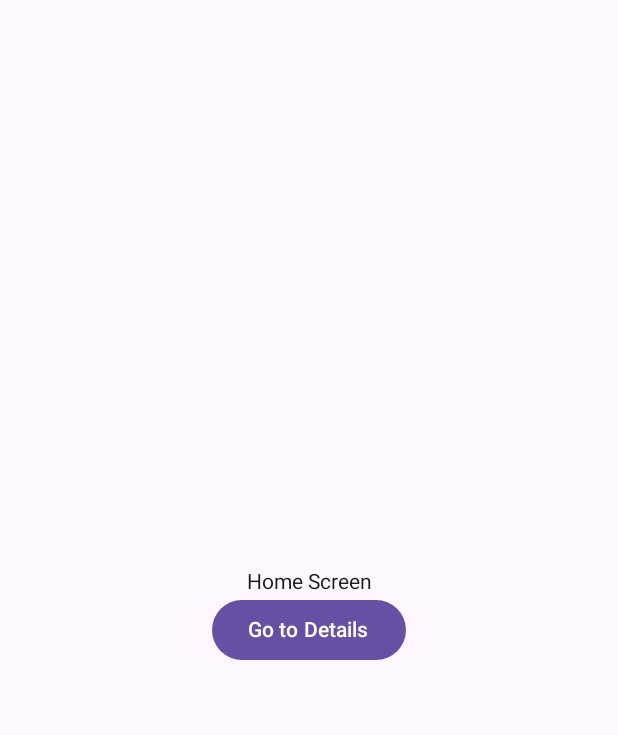
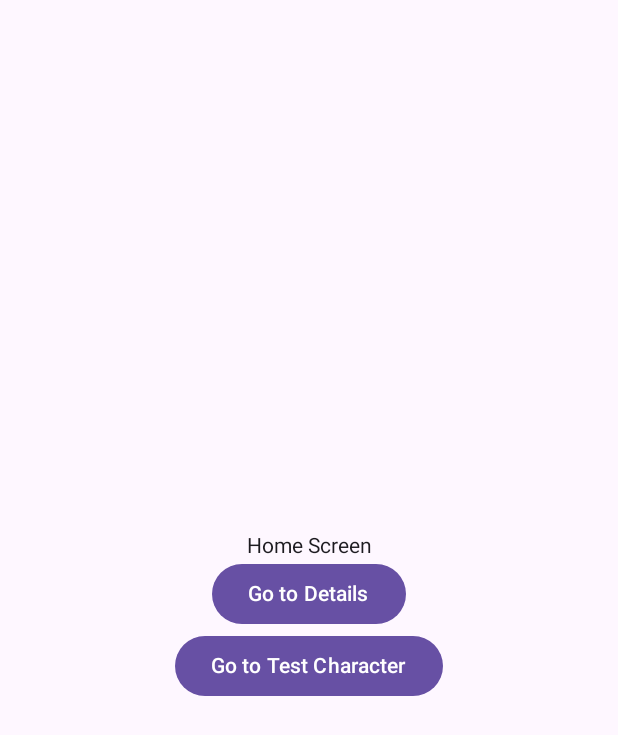
Before and after one commit to Travis975/Team-Null-CSTP2205-Android-Programming, an Android app built with Jetpack Compose: the screen it shows after launch (MainActivity), on a phone screen of 412 x 824 dp. Shown: the top 735 px of the screen. Run offline under Robolectric (Android 15) with nearby library versions, the phone set to English and light mode, and no system bars.

Commit message:
Add the Character Test Screen
Add Test Character Screen To Home Screen

```diff
--- a/app/src/main/java/com/example/overrun/navigation/Routes.kt
+++ b/app/src/main/java/com/example/overrun/navigation/Routes.kt
@@ -9,6 +9,7 @@ import com.example.overrun.enitities.Route.*
 import com.example.overrun.ui.screens.DetailsScreen
 import com.example.overrun.ui.screens.HomeScreen
 import com.example.overrun.ui.screens.MainMenuScreen
+import com.example.overrun.ui.screens.TestCharacterGameScreen
 
 @Composable
 fun AppRoutes() {
@@ -18,5 +19,6 @@ fun AppRoutes() {
         composable(HOME.path) { HomeScreen(navController) }
         composable(DETAILS.path) { DetailsScreen(navController) }
         composable(MAIN_MENU.path) { MainMenuScreen(navController) }
+        composable(TEST_CHARACTER.path) { TestCharacterGameScreen(navController) }
     }
 }
--- a/app/src/main/java/com/example/overrun/ui/screens/HomeScreen.kt
+++ b/app/src/main/java/com/example/overrun/ui/screens/HomeScreen.kt
@@ -24,6 +24,11 @@ fun HomeScreen(navController: NavController) {
         Button(onClick = { navController.navigate(DETAILS.path) }) {
             Text("Go to Details")
         }
+
+        // Temporary Added to test character
+        Button(onClick = { navController.navigate(TEST_CHARACTER.path) }) {
+            Text("Go to Test Character")
+        }
     }
 }
 
```
